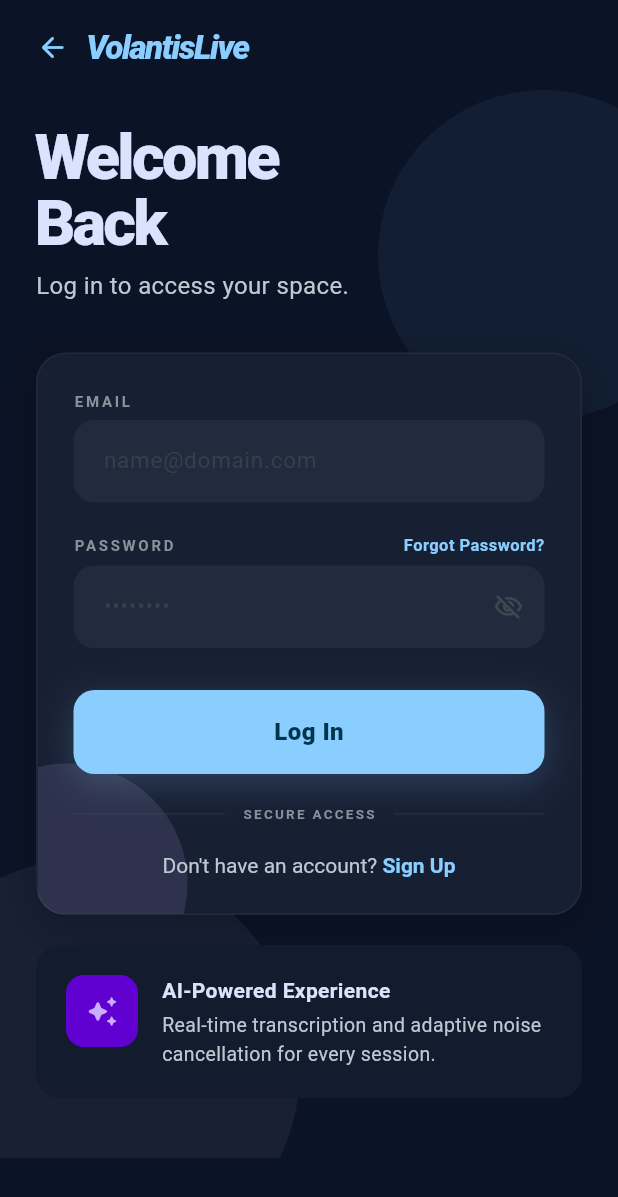
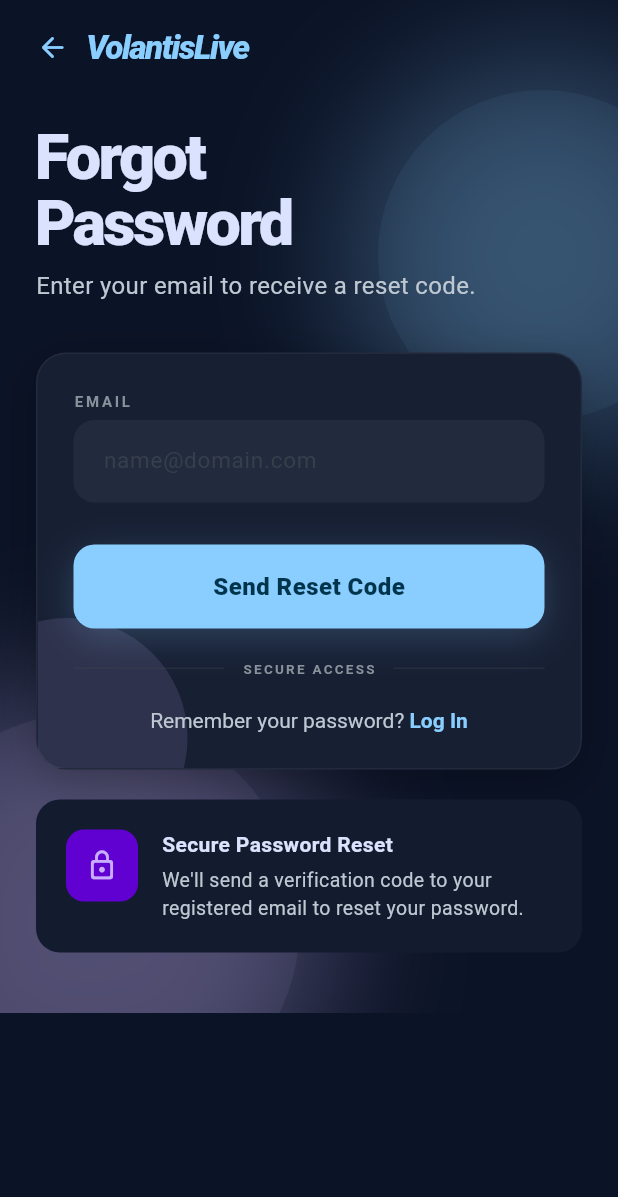
Before and after one commit to ehisakhile/volantis_mobile, a Flutter app: the LoginScreen screen opened by its route, after a tap on "Forgot Password?", on a phone screen of 412 x 824 dp. Shown: the top 1197 px of the screen. Run offline on Flutter 3.47's test engine with Material 3 defaults, Android fonts, the phone set to English and light mode, and no system bars; our stand-ins replace cached_network_image, connectivity_plus, dio, equatable, flutter_secure_storage, flutter_svg and 6 more; missing offline and left inert: flutter_webrtc; accounts and stored records are empty.

Commit message:
feat: forgotten password implemented

```diff
--- a/volantis_live/lib/core/constants/api_constants.dart
+++ b/volantis_live/lib/core/constants/api_constants.dart
@@ -14,6 +14,8 @@ class ApiConstants {
   static const String verifyEmail = '/auth/verify-email';
   static const String logout = '/auth/logout';
   static const String refreshToken = '/auth/refresh';
+  static const String passwordReset = '/auth/password-reset';
+  static const String passwordResetVerify = '/auth/password-reset/verify';
 
   static const String userProfile = '/auth/me';
   static const String userSettings = '/user/settings';
--- a/volantis_live/lib/core/navigation/app_router.dart
+++ b/volantis_live/lib/core/navigation/app_router.dart
@@ -6,6 +6,7 @@ import '../../features/splash/presentation/splash_screen.dart';
 import '../../features/auth/presentation/screens/login_screen.dart';
 import '../../features/auth/presentation/screens/register_screen.dart';
 import '../../features/auth/presentation/screens/verify_otp_screen.dart';
+import '../../features/auth/presentation/screens/forgot_password_screen.dart';
 import '../../features/onboarding/presentation/screens/onboarding_screen.dart';
 import '../../routes/main_screen.dart';
 import '../../services/push_notification_service.dart';
@@ -19,6 +20,7 @@ class AppRoutes {
   static const String login = '/login';
   static const String register = '/register';
   static const String verifyOtp = '/verify-otp';
+  static const String forgotPassword = '/forgot-password';
   static const String home = '/home';
   static const String streams = '/streams';
   static const String profile = '/profile';
@@ -73,6 +75,11 @@ class AppRouter {
         builder: (context, state) => const VerifyOtpScreen(),
       ),
       GoRoute(
+        path: AppRoutes.forgotPassword,
+        name: 'forgotPassword',
+        builder: (context, state) => const ForgotPasswordScreen(),
+      ),
+      GoRoute(
         path: '/home',
         name: 'home',
         builder: (context, state) => const _TabMainScreen(initialTab: 0),
@@ -123,7 +130,9 @@ class AppRouter {
         return isLoggedIn ? AppRoutes.home : AppRoutes.login;
       }
 
-      if (currentPath == AppRoutes.login || currentPath == AppRoutes.register) {
+      if (currentPath == AppRoutes.login ||
+          currentPath == AppRoutes.register ||
+          currentPath == AppRoutes.forgotPassword) {
         if (!hasCompletedOnboarding) return AppRoutes.onboarding;
         if (isLoggedIn) return AppRoutes.home;
         return null;
--- a/volantis_live/lib/features/auth/data/repositories/auth_repository.dart
+++ b/volantis_live/lib/features/auth/data/repositories/auth_repository.dart
@@ -93,6 +93,68 @@ class AuthRepository {
     } on DioException catch (e) {
       print('API: Verify error - ${e.message}');
       print('API: Verify error response - ${e.response?.data}');
+      throw _handleError(e);
+    }
+  }
+
+  /// Request password reset
+  Future<String> requestPasswordReset(String email) async {
+    try {
+      print(
+        'API: Requesting password reset to ${ApiConstants.baseUrl}${ApiConstants.passwordReset}',
+      );
+      print('API: Password reset payload - email: $email');
+
+      final response = await _apiService.post(
+        ApiConstants.passwordReset,
+        data: {'email': email},
+        options: Options(contentType: Headers.jsonContentType),
+      );
+
+      print('API: Password reset response: ${response.data}');
+
+      return response.data['message'] ??
+          'Password reset code sent to your email';
+    } on DioException catch (e) {
+      print('API: Password reset error - ${e.message}');
+      print('API: Password reset error response - ${e.response?.data}');
+      throw _handleError(e);
+    }
+  }
+
+  /// Verify password reset OTP and set new password
+  /// Returns LoginResponse which includes access token for auto-login
+  Future<LoginResponse> verifyPasswordReset(
+    String email,
+    String otp,
+    String newPassword,
+  ) async {
+    try {
+      print(
+        'API: Verifying password reset to ${ApiConstants.baseUrl}${ApiConstants.passwordResetVerify}',
+      );
+      print('API: Password reset verify payload - email: $email, otp: $otp');
+
+      final response = await _apiService.post(
+        ApiConstants.passwordResetVerify,
+        data: {'email': email, 'otp': otp, 'new_password': newPassword},
+        options: Options(contentType: Headers.jsonContentType),
+      );
+
+      print('API: Password reset verify response: ${response.data}');
+
+      final loginResponse = LoginResponse.fromJson(response.data);
+
+      // Save tokens in secure storage for auto-login
+      await ApiService.saveToken(loginResponse.accessToken);
+      if (loginResponse.refreshToken.isNotEmpty) {
+        await ApiService.saveRefreshToken(loginResponse.refreshToken);
+      }
+
+      return loginResponse;
+    } on DioException catch (e) {
+      print('API: Password reset verify error - ${e.message}');
+      print('API: Password reset verify error response - ${e.response?.data}');
       throw _handleError(e);
     }
   }
--- /dev/null
+++ b/volantis_live/lib/features/auth/presentation/screens/forgot_password_screen.dart
@@ -0,0 +1,513 @@
+import 'package:flutter/material.dart';
+import 'package:flutter/services.dart';
+import 'package:go_router/go_router.dart';
+import 'package:provider/provider.dart';
+import 'login_screen.dart';
+import '../providers/auth_provider.dart';
+
+/// Forgot Password screen — VolantisLive dark glass design
+/// Supports two-step flow:
+/// 1. Request password reset (enter email)
+/// 2. Verify OTP and set new password
+class ForgotPasswordScreen extends StatefulWidget {
+  const ForgotPasswordScreen({super.key});
+
+  @override
+  State<ForgotPasswordScreen> createState() => _ForgotPasswordScreenState();
+}
+
+class _ForgotPasswordScreenState extends State<ForgotPasswordScreen>
+    with SingleTickerProviderStateMixin {
+  final _formKey = GlobalKey<FormState>();
+  final _emailController = TextEditingController();
+  final List<TextEditingController> _digitControllers = List.generate(
+    6,
+    (_) => TextEditingController(),
+  );
+  final List<FocusNode> _focusNodes = List.generate(6, (_) => FocusNode());
+  final _passwordController = TextEditingController();
+  final _confirmPasswordController = TextEditingController();
+
+  bool _obscurePassword = true;
+  bool _obscureConfirmPassword = true;
+  bool _isStepOne = true; // true = email entry, false = OTP verification
+  String? _successMessage;
+
+  late AnimationController _fadeCtrl;
+  late Animation<double> _fadeAnim;
+
+  String get _otp => _digitControllers.map((c) => c.text).join();
+
+  @override
+  void initState() {
+    super.initState();
+    _fadeCtrl = AnimationController(
+      vsync: this,
+      duration: const Duration(milliseconds: 600),
+    );
+    _fadeAnim = CurvedAnimation(parent: _fadeCtrl, curve: Curves.easeOut);
+    _fadeCtrl.forward();
+  }
+
+  @override
+  void dispose() {
+    _emailController.dispose();
+    _passwordController.dispose();
+    _confirmPasswordController.dispose();
+    for (final c in _digitControllers) c.dispose();
+    for (final f in _focusNodes) f.dispose();
+    _fadeCtrl.dispose();
+    super.dispose();
+  }
+
+  Future<void> _requestPasswordReset() async {
+    if (!_formKey.currentState!.validate()) return;
+
+    final auth = context.read<AuthProvider>();
+    final ok = await auth.requestPasswordReset(_emailController.text.trim());
+
+    if (!mounted) return;
+
+    if (ok) {
+      setState(() {
+        _isStepOne = false;
+        _successMessage = 'Password reset code sent to your email';
+      });
+    } else {
+      ScaffoldMessenger.of(context).showSnackBar(
+        SnackBar(
+          content: Text(auth.errorMessage ?? 'Failed to send reset code'),
+          backgroundColor: const Color(0xFF93000A),
+        ),
+      );
+    }
+  }
+
+  void _onDigitChanged(int index, String value) {
+    if (value.length == 1 && index < 5) {
+      _focusNodes[index + 1].requestFocus();
+    }
+    if (_otp.length == 6) {
+      _focusNodes[5].unfocus();
+    }
+  }
+
+  void _onKeyDown(int index, RawKeyEvent event) {
+    if (event is RawKeyDownEvent &&
+        event.logicalKey == LogicalKeyboardKey.backspace &&
+        _digitControllers[index].text.isEmpty &&
+        index > 0) {
+      _focusNodes[index - 1].requestFocus();
+    }
+  }
+
+  Future<void> _verifyPasswordReset() async {
+    if (_otp.length != 6) {
+      ScaffoldMessenger.of(context).showSnackBar(
+        const SnackBar(
+          content: Text('Please enter the 6-digit code'),
+          backgroundColor: Color(0xFF93000A),
+        ),
+      );
+      return;
+    }
+
+    if (!_formKey.currentState!.validate()) return;
+
+    final auth = context.read<AuthProvider>();
+    final ok = await auth.verifyPasswordReset(_otp, _passwordController.text);
+
+    if (!mounted) return;
+
+    if (ok) {
+      ScaffoldMessenger.of(context).showSnackBar(
+        const SnackBar(
+          content: Text('Password reset successful! Welcome back!'),
+          backgroundColor: Color(0xFF1B5E20),
+        ),
+      );
+      // Navigate to home - user is already authenticated
+      context.go('/home');
+    } else {
+      ScaffoldMessenger.of(context).showSnackBar(
+        SnackBar(
+          content: Text(auth.errorMessage ?? 'Invalid OTP or password'),
+          backgroundColor: const Color(0xFF93000A),
+        ),
+      );
+    }
+  }
+
+  void _goBack() {
+    if (_isStepOne) {
+      context.go('/login');
+    } else {
+      setState(() {
+        _isStepOne = true;
+        _successMessage = null;
+      });
+    }
+  }
+
+  @override
+  Widget build(BuildContext context) {
+    return Scaffold(
+      backgroundColor: AuthColors.bg,
+      body: Stack(
+        children: [
+          // Ambient glow blobs
+          Positioned(
+            bottom: -80,
+            left: -80,
+            child: _GlowBlob(
+              color: AuthColors.secondary.withOpacity(0.07),
+              size: 280,
+            ),
+          ),
+          Positioned(
+            top: 60,
+            right: -60,
+            child: _GlowBlob(
+              color: AuthColors.primary.withOpacity(0.06),
+              size: 220,
+            ),
+          ),
+
+          SafeArea(
+            child: FadeTransition(
+              opacity: _fadeAnim,
+              child: SingleChildScrollView(
+                padding: const EdgeInsets.symmetric(horizontal: 24),
+                child: AutofillGroup(
+                  child: Form(
+                    key: _formKey,
+                    child: Column(
+                      crossAxisAlignment: CrossAxisAlignment.start,
+                      children: [
+                        const SizedBox(height: 16),
+                        AuthTopBar(onBack: _goBack),
+                        const SizedBox(height: 36),
+
+                        // Headline
+                        Text(
+                          _isStepOne ? 'Forgot\nPassword' : 'Reset\nPassword',
+                          style: const TextStyle(
+                            color: AuthColors.onSurface,
+                            fontSize: 42,
+                            fontWeight: FontWeight.w900,
+                            letterSpacing: -1.8,
+                            height: 1.05,
+                          ),
+                        ),
+                        const SizedBox(height: 8),
+                        Text(
+                          _isStepOne
+                              ? 'Enter your email to receive a reset code.'
+                              : 'Enter the code sent to your email and create a new password.',
+                          style: const TextStyle(
+                            color: AuthColors.onVariant,
+                            fontSize: 16,
+                            height: 1.5,
+                          ),
+                        ),
+                        const SizedBox(height: 32),
+
+                        // Glass card
+                        AuthGlassCard(
+                          glowColor: AuthColors.secondary,
+                          glowAlignment: Alignment.bottomLeft,
+                          child: Column(
+                            crossAxisAlignment: CrossAxisAlignment.start,
+                            children: [
+                              if (_isStepOne) ...[
+                                // Step 1: Email input
+                                const AuthFieldLabel('Email'),
+                                const SizedBox(height: 6),
+                                AuthDarkInput(
+                                  controller: _emailController,
+                                  hint: 'name@domain.com',
+                                  keyboardType: TextInputType.emailAddress,
+                                  textInputAction: TextInputAction.done,
+                                  autofillHints: const [
+                                    AutofillHints.email,
+                                    AutofillHints.username,
+                                  ],
+                                  validator: (v) {
+                                    if (v == null || v.isEmpty)
+                                      return 'Enter your email';
+                                    if (!v.contains('@'))
+                                      return 'Enter a valid email';
+                                    return null;
+                                  },
+                                  onSubmitted: (_) => _requestPasswordReset(),
+                                ),
+
+                                const SizedBox(height: 28),
+
+                                Consumer<AuthProvider>(
+                                  builder: (_, auth, __) => AuthPrimaryButton(
+                                    label: 'Send Reset Code',
+                                    isLoading: auth.isLoading,
+                                    onTap: _requestPasswordReset,
+                                    useGradient: false,
+                                  ),
+                                ),
+                              ] else ...[
+                                // Step 2: OTP and new password
+                                if (_successMessage != null) ...[
+                                  Container(
+                                    padding: const EdgeInsets.all(12),
+                                    decoration: BoxDecoration(
+                                      color: const Color(
+                                        0xFF1B5E20,
+                                      ).withOpacity(0.2),
+                                      borderRadius: BorderRadius.circular(8),
+                                    ),
+                                    child: Row(
+                                      children: [
+                                        const Icon(
+                                          Icons.check_circle_outline,
+                                          color: Color(0xFF4CAF50),
+                                          size: 20,
+                                        ),
+                                        const SizedBox(width: 8),
+                                        Expanded(
+                                          child: Text(
+                                            _successMessage!,
+                                            style: const TextStyle(
+                                              color: Color(0xFF4CAF50),
+                                              fontSize: 13,
+                                            ),
+                                          ),
+                                        ),
+                                      ],
+                                    ),
+                                  ),
+                                  const SizedBox(height: 20),
+                                ],
+
+                                const AuthFieldLabel('Verification Code'),
+                                const SizedBox(height: 6),
+                                _buildOtpInput(),
+                                const SizedBox(height: 6),
+                                const Text(
+                                  'Enter the 6-digit code from your email',
+                                  style: TextStyle(
+                                    color: AuthColors.outline,
+                                    fontSize: 11,
+                                  ),
+                                ),
+
+                                const SizedBox(height: 20),
+
+                                const AuthFieldLabel('New Password'),
+                                const SizedBox(height: 6),
+                                AuthDarkInput(
+                                  controller: _passwordController,
+                                  hint: '••••••••',
+                                  obscure: _obscurePassword,
+                                  textInputAction: TextInputAction.next,
+                                  suffix: IconButton(
+                                    icon: Icon(
+                                      _obscurePassword
+                                          ? Icons.visibility_off_outlined
+                                          : Icons.visibility_outlined,
+                                      color: AuthColors.outlineVar,
+                                      size: 20,
+                                    ),
+                                    onPressed: () => setState(
+                                      () =>
+                                          _obscurePassword = !_obscurePassword,
+                                    ),
+                                  ),
+                                  validator: (v) {
+                                    if (v == null || v.isEmpty)
+                                      return 'Enter your password';
+                                    if (v.length < 6) return 'Min 6 characters';
+                                    return null;
+                                  },
+                                ),
+
+                                const SizedBox(height: 20),
+
+                                const AuthFieldLabel('Confirm Password'),
+                                const SizedBox(height: 6),
+                                AuthDarkInput(
+                                  controller: _confirmPasswordController,
+                                  hint: '••••••••',
+                                  obscure: _obscureConfirmPassword,
+                                  textInputAction: TextInputAction.done,
+                                  suffix: IconButton(
+                                    icon: Icon(
+                                      _obscureConfirmPassword
+                                          ? Icons.visibility_off_outlined
+                                          : Icons.visibility_outlined,
+                                      color: AuthColors.outlineVar,
+                                      size: 20,
+                                    ),
+                                    onPressed: () => setState(
+                                      () => _obscureConfirmPassword =
+                                          !_obscureConfirmPassword,
+                                    ),
+                                  ),
+                                  validator: (v) {
+                                    if (v == null || v.isEmpty)
+                                      return 'Confirm your password';
+                                    if (v != _passwordController.text)
+                                      return 'Passwords do not match';
+                                    return null;
+                                  },
+                                  onSubmitted: (_) => _verifyPasswordReset(),
+                                ),
+
+                                const SizedBox(height: 28),
+
+                                Consumer<AuthProvider>(
+                                  builder: (_, auth, __) => AuthPrimaryButton(
+                                    label: 'Reset Password',
+                                    isLoading: auth.isLoading,
+                                    onTap: _verifyPasswordReset,
+                                    useGradient: false,
+                                  ),
+                                ),
+                              ],
+
+                              const SizedBox(height: 20),
+                              const AuthDivider(label: 'Secure Access'),
+                              const SizedBox(height: 20),
+
+                              Center(
+                                child: GestureDetector(
+                                  onTap: () => context.go('/login'),
+                                  child: RichText(
+                                    text: const TextSpan(
+                                      style: TextStyle(
+                                        color: AuthColors.onVariant,
+                                        fontSize: 14,
+                                      ),
+                                      children: [
+                                        TextSpan(
+                                          text: 'Remember your password? ',
+                                        ),
+                                        TextSpan(
+                                          text: 'Log In',
+                                          style: TextStyle(
+                                            color: AuthColors.primary,
+                                            fontWeight: FontWeight.w700,
+                                          ),
+                                        ),
+                                      ],
+                                    ),
+                                  ),
+                                ),
+                              ),
+                            ],
+                          ),
+                        ),
+
+                        const SizedBox(height: 20),
+
+                        const AuthFeatureCard(
+                          icon: Icons.lock_outline_rounded,
+                          iconBg: Color(0xFF6001D1),
+                          iconColor: Color(0xFFC9AEFF),
+                          title: 'Secure Password Reset',
+                          subtitle:
+                              'We\'ll send a verification code to your registered email to reset your password.',
+                        ),
+
+                        const SizedBox(height: 40),
+                      ],
+                    ),
+                  ),
+                ),
+              ),
+            ),
+          ),
+        ],
+      ),
+    );
+  }
+
+  Widget _buildOtpInput() {
+    return Row(
+      mainAxisAlignment: MainAxisAlignment.spaceBetween,
+      children: List.generate(6, (index) {
+        return Expanded(
+          child: Container(
+            margin: EdgeInsets.only(right: index < 5 ? 6 : 0),
+            child: TextFormField(
+              controller: _digitControllers[index],
+              focusNode: _focusNodes[index],
+              keyboardType: TextInputType.number,
+              textAlign: TextAlign.center,
+              maxLength: 1,
+              style: const TextStyle(
+                color: AuthColors.onSurface,
+                fontSize: 20,
+                fontWeight: FontWeight.w700,
+              ),
+              decoration: InputDecoration(
+                counterText: '',
+                filled: true,
+                fillColor: AuthColors.surfaceHigh,
+                contentPadding: const EdgeInsets.symmetric(vertical: 14),
+                border: OutlineInputBorder(
+                  borderRadius: BorderRadius.circular(12),
+                  borderSide: BorderSide.none,
+                ),
+                enabledBorder: OutlineInputBorder(
+                  borderRadius: BorderRadius.circular(12),
+                  borderSide: BorderSide.none,
+                ),
+                focusedBorder: OutlineInputBorder(
+                  borderRadius: BorderRadius.circular(12),
+                  borderSide: const BorderSide(
+                    color: AuthColors.primary,
+                    width: 2,
+                  ),
+                ),
+              ),
+              inputFormatters: [
+                FilteringTextInputFormatter.digitsOnly,
+                LengthLimitingTextInputFormatter(1),
+              ],
+              onChanged: (value) => _onDigitChanged(index, value),
+            ),
+          ),
+        );
+      }),
+    );
+  }
+}
+
+// ═══════════════════════════════════════════════════════════════════════════════
+// SHARED AUTH DESIGN SYSTEM (re-exported from login_screen)
+// ═══════════════════════════════════════════════════════════════════════════════
+
+// Glow blob widget
+class _GlowBlob extends StatelessWidget {
+  final Color color;
+  final double size;
+
+  const _GlowBlob({required this.color, required this.size});
+
+  @override
+  Widget build(BuildContext context) {
+    return Container(
+      width: size,
+      height: size,
+      decoration: BoxDecoration(
+        shape: BoxShape.circle,
+        color: color,
+        boxShadow: [
+          BoxShadow(
+            color: color.withOpacity(0.3),
+            blurRadius: 80,
+            spreadRadius: 20,
+          ),
+        ],
+      ),
+    );
+  }
+}
--- a/volantis_live/lib/features/auth/presentation/screens/login_screen.dart
+++ b/volantis_live/lib/features/auth/presentation/screens/login_screen.dart
@@ -158,7 +158,7 @@ class _LoginScreenState extends State<LoginScreen>
                                   const AuthFieldLabel('Password'),
                                   GestureDetector(
                                     onTap: () {
-                                      /* TODO: forgot password */
+                                      context.go('/forgot-password');
                                     },
                                     child: const Text(
                                       'Forgot Password?',
```
Also changed, not shown: volantis_live/lib/features/auth/presentation/providers/auth_provider.dart (+54 -0 lines).
